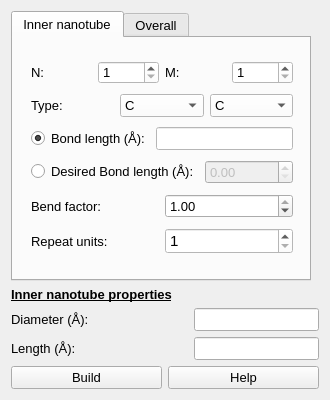
The window that furiousatoms/forms/MWNT.ui (nasimanousheh/furious-atoms) describes before a commit, drawn with Qt 5.
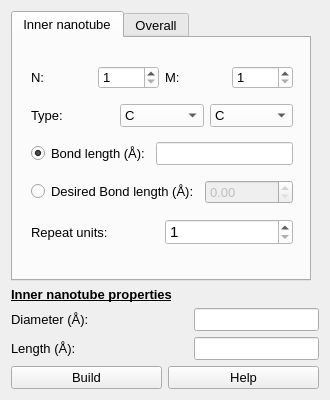
The same window after the commit.

Commit message: Removed bend factor

```diff
--- a/furiousatoms/forms/MWNT.ui
+++ b/furiousatoms/forms/MWNT.ui
@@ -310,7 +310,7 @@
                </font>
               </property>
               <property name="maximum">
-               <double>1.000000000000000</double>
+               <double>2.000000000000000</double>
               </property>
               <property name="singleStep">
                <double>0.010000000000000</double>
@@ -323,40 +323,6 @@
            </layout>
           </item>
           <item row="4" column="0">
-           <layout class="QGridLayout" name="gridLayout_10">
-            <item row="0" column="0">
-             <widget class="QLabel" name="label">
-              <property name="font">
-               <font>
-                <pointsize>10</pointsize>
-               </font>
-              </property>
-              <property name="text">
-               <string>Bend factor:</string>
-              </property>
-             </widget>
-            </item>
-            <item row="0" column="1">
-             <widget class="QDoubleSpinBox" name="doubleSpinBox_bend_factor">
-              <property name="font">
-               <font>
-                <pointsize>10</pointsize>
-               </font>
-              </property>
-              <property name="maximum">
-               <double>1.000000000000000</double>
-              </property>
-              <property name="singleStep">
-               <double>0.010000000000000</double>
-              </property>
-              <property name="value">
-               <double>1.000000000000000</double>
-              </property>
-             </widget>
-            </item>
-           </layout>
-          </item>
-          <item row="5" column="0">
            <layout class="QGridLayout" name="gridLayout_14">
             <item row="0" column="0">
              <widget class="QLabel" name="label_repeat_units_MWNT">
```
